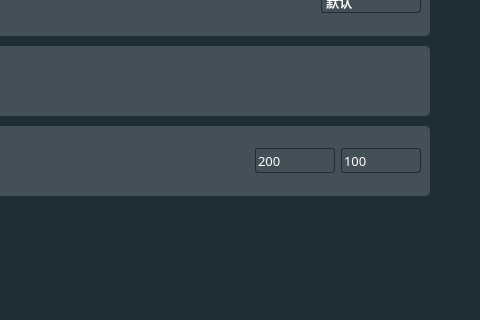
Qt form settingwidget.ui (HuaGouFdog/Fdog-Kit) before a commit; both pictures show x 612 to 1092 and y 254 to 574 of the 1092 by 668 pixel window.
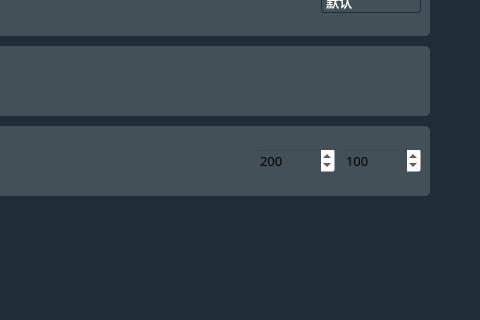
The same form after that commit. The open tabs and pages were chosen to show the change. Icons and pictures are not drawn.

Patch:
```diff
--- a/settingwidget.ui
+++ b/settingwidget.ui
@@ -1233,27 +1233,7 @@
                 </font>
                </property>
                <property name="styleSheet">
-                <string notr="true">QSpinBox{
-	color:#ffffff;
-	border:1px solid #1e2d36;
-	border-radius:3px;
-	background:transparent;
-}
-QSpinBox:disabled{
-	border:1px solid gray;
-	color:gray;
-}
-
-QSpinBox::down-arrow:enabled{
-	color:#52DCFE;
-}
-QSpinBox QAbstractItemView{
-	outline:0px solid gray;
-	border:1px solid #1e2d36;
-	color:#ffffff;
-	background-color:#000000;
-	selection-background-color:#52DCFE;
-}</string>
+                <string notr="true"/>
                </property>
                <property name="maximum">
                 <number>300</number>
@@ -1285,27 +1265,7 @@
                 </font>
                </property>
                <property name="styleSheet">
-                <string notr="true">QSpinBox{
-	color:#ffffff;
-	border:1px solid #1e2d36;
-	border-radius:3px;
-	background:transparent;
-}
-QSpinBox:disabled{
-	border:1px solid gray;
-	color:gray;
-}
-
-QSpinBox::down-arrow:enabled{
-	color:#52DCFE;
-}
-QSpinBox QAbstractItemView{
-	outline:0px solid gray;
-	border:1px solid #1e2d36;
-	color:#ffffff;
-	background-color:#000000;
-	selection-background-color:#52DCFE;
-}</string>
+                <string notr="true"/>
                </property>
                <property name="maximum">
                 <number>300</number>
```
Left out of the diff: 162 changed lines with no effect on the pictures.
